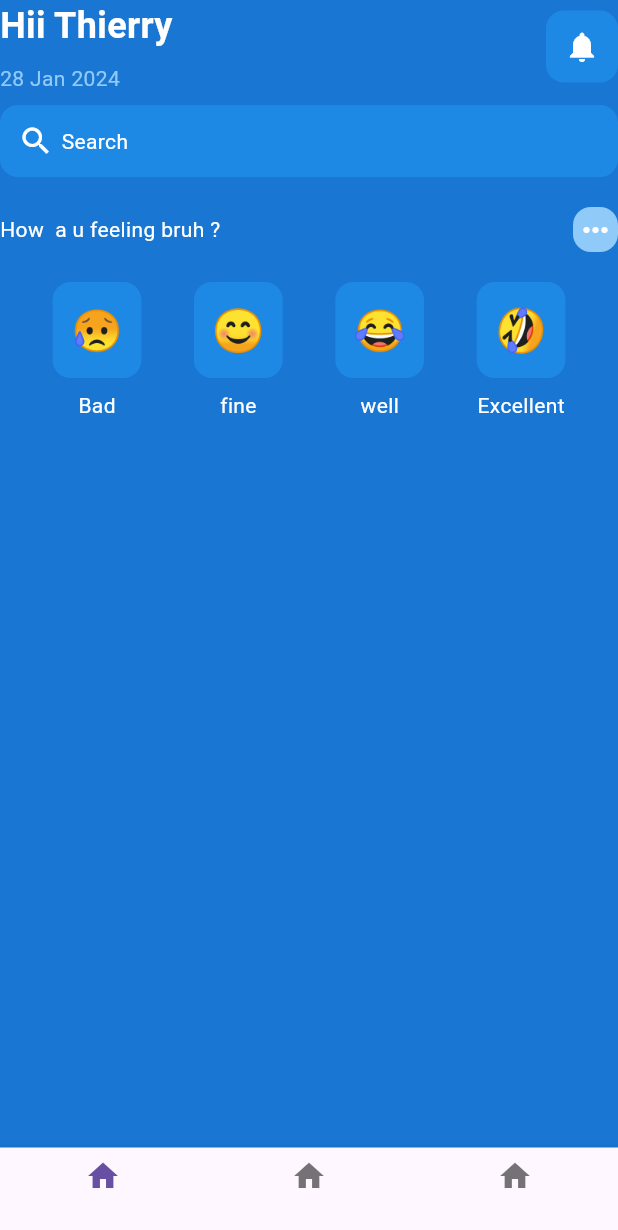
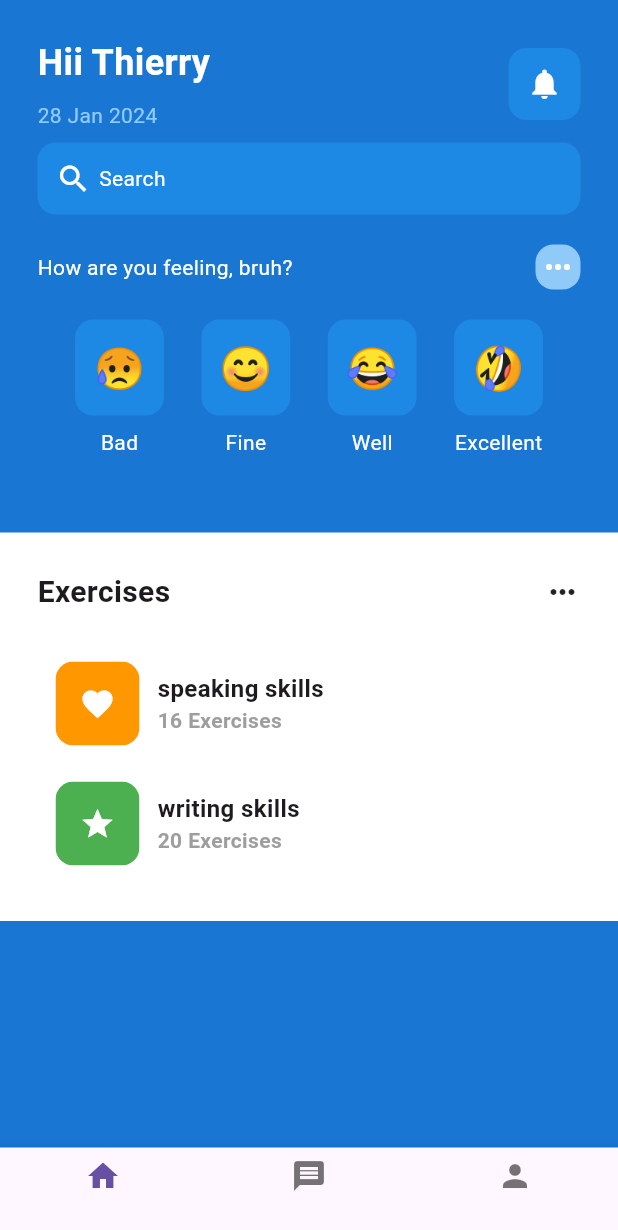
Before and after one commit to thierryrudaseswa/DRIBBLE-CLONE-APP, a Flutter app: the screen it shows after launch, on a phone screen of 412 x 824 dp. Shown: the top 1230 px of the screen. Run offline on Flutter 3.47's test engine with Material 3 defaults, Android fonts, the phone set to English and light mode, and no system bars.

Commit message:
The dribble clone app for fighting against depression

```diff
--- a/lib/Pages/Home_Page.dart
+++ b/lib/Pages/Home_Page.dart
@@ -1,9 +1,9 @@
-import 'package:dribble/main.dart';
+import 'package:dribble/util/exercise_tile.dart';
 import 'package:flutter/material.dart';
-import 'package:dribble/util/emoticon_face.dart';
+import 'package:dribble/util/emoticon_face.dart'; // Import the file where EmotionFace is defined
 
 class HomePage extends StatefulWidget {
-  const HomePage({super.key});
+  const HomePage({Key? key}) : super(key: key); // Corrected the constructor
 
   @override
   State<HomePage> createState() => _HomePageState();
@@ -14,28 +14,26 @@ class _HomePageState extends State<HomePage> {
   Widget build(BuildContext context) {
     return Scaffold(
       backgroundColor: Colors.blue[700],
-      bottomNavigationBar: BottomNavigationBar(items: [
-        BottomNavigationBarItem(icon: Icon(Icons.home),label: ''),
-         BottomNavigationBarItem(icon: Icon(Icons.home),label: ''),
-          BottomNavigationBarItem(icon: Icon(Icons.home),label: ''),
-      ],),
-
+      bottomNavigationBar: BottomNavigationBar(
+        items: [
+          BottomNavigationBarItem(icon: Icon(Icons.home), label: ''),
+          BottomNavigationBarItem(icon: Icon(Icons.message), label: ''),
+          BottomNavigationBarItem(icon: Icon(Icons.person), label: ''),
+        ],
+      ),
       body: SafeArea(
-        child: Column(children: [
-
-          //greating
+        child: SingleChildScrollView(
+          child: Column(
+            crossAxisAlignment: CrossAxisAlignment.stretch,
+            children: [
               Container(
-            decoration: BoxDecoration(
-
-
-            ),
-
-
-
-            child: Row(
+                padding: EdgeInsets.symmetric(vertical: 25, horizontal: 25),
+                color: Colors.blue[700],
+                child: Column(
+                  children: [
+                    Row(
                       mainAxisAlignment: MainAxisAlignment.spaceBetween,
                       children: [
-                //hiii
                         Column(
                           mainAxisAlignment: MainAxisAlignment.start,
                           crossAxisAlignment: CrossAxisAlignment.start,
@@ -59,37 +57,25 @@ class _HomePageState extends State<HomePage> {
                             ),
                           ],
                         ),
-
-
-                //notification
-
                         Container(
                           decoration: BoxDecoration(
                               color: Colors.blue[600],
-                    borderRadius: BorderRadius.circular(12)
-                  ),
+                              borderRadius: BorderRadius.circular(12)),
                           padding: EdgeInsets.all(12),
                           child: Icon(
                             Icons.notifications,
                             color: Colors.white,
                           ),
                         )
-
-
                       ],
-            ),
                     ),
                     SizedBox(
                       height: 8,
                     ),
-
-          //search
-
                     Container(
                       decoration: BoxDecoration(
                           color: Colors.blue[600],
-              borderRadius: BorderRadius.circular(12)
-            ),
+                          borderRadius: BorderRadius.circular(12)),
                       padding: EdgeInsets.all(12),
                       child: Row(
                         children: [
@@ -102,14 +88,10 @@ class _HomePageState extends State<HomePage> {
                           ),
                           Text(
                             'Search',
-                  style: TextStyle(
-                    color: Colors.white
-                  ),
-
+                            style: TextStyle(color: Colors.white),
                           )
                         ],
                       ),
-
                     ),
                     SizedBox(
                       height: 20,
@@ -118,31 +100,24 @@ class _HomePageState extends State<HomePage> {
                       mainAxisAlignment: MainAxisAlignment.spaceBetween,
                       children: [
                         Text(
-              'How  a u feeling bruh ?',
-              style: TextStyle(
-                color: Colors.white
-              ),
+                          'How are you feeling, bruh?',
+                          style: TextStyle(color: Colors.white),
                         ),
                         Container(
                           decoration: BoxDecoration(
                               color: Colors.blue[200],
-                        borderRadius:BorderRadius.circular(12)
-                ),
+                              borderRadius: BorderRadius.circular(12)),
                           padding: EdgeInsets.all(3),
-                child: Icon(
-                  Icons.more_horiz,
-                  color: Colors.white
-                ),
+                          child: Icon(Icons.more_horiz, color: Colors.white),
                         )
                       ],
                     ),
                     SizedBox(
                       height: 20,
                     ),
-
                     Row(
                       mainAxisAlignment: MainAxisAlignment.spaceEvenly,
-            children:[
+                      children: [
                         Column(
                           children: [
                             EmotionFace(emoticonFace: '😥'),
@@ -151,9 +126,8 @@ class _HomePageState extends State<HomePage> {
                             ),
                             Text(
                               'Bad',
-                    style: TextStyle(
-                      color: Colors.white
-                    ),)
+                              style: TextStyle(color: Colors.white),
+                            )
                           ],
                         ),
                         Column(
@@ -163,10 +137,9 @@ class _HomePageState extends State<HomePage> {
                               height: 8,
                             ),
                             Text(
-                    'fine',
-                    style: TextStyle(
-                      color: Colors.white
-                    ),)
+                              'Fine',
+                              style: TextStyle(color: Colors.white),
+                            )
                           ],
                         ),
                         Column(
@@ -176,10 +149,9 @@ class _HomePageState extends State<HomePage> {
                               height: 8,
                             ),
                             Text(
-                    'well',
-                    style: TextStyle(
-                      color: Colors.white
-                    ),)
+                              'Well',
+                              style: TextStyle(color: Colors.white),
+                            )
                           ],
                         ),
                         Column(
@@ -190,21 +162,62 @@ class _HomePageState extends State<HomePage> {
                             ),
                             Text(
                               'Excellent',
-                    style: TextStyle(
-                      color: Colors.white
-                    ),)
+                              style: TextStyle(color: Colors.white),
+                            )
                           ],
                         ),
-
-            ],)
-
-
-
-
-
-
-
-        ]),
+                      ],
+                    ),
+                  ],
+                ),
+              ),
+              SizedBox(
+                height: 25,
+              ),
+              Container(
+                padding: EdgeInsets.all(25),
+                color: Colors.white,
+                child: Column(
+                  children: [
+                    Row(
+                      mainAxisAlignment: MainAxisAlignment.spaceBetween,
+                      children: [
+                        Text(
+                          'Exercises',
+                          style: TextStyle(
+                            fontWeight: FontWeight.bold,
+                            fontSize: 20,
+                          ),
+                        ),
+                        Icon(Icons.more_horiz),
+                      ],
+                    ),
+                    SizedBox(
+                      height: 20,
+                    ),
+                    Column(
+                      children: [
+                        ExerciseTile(
+                          icon: Icons.favorite,
+                          exerciseName: 'speaking skills',
+                          numberOfExercise: 16,
+                          color: Colors.orange,
+                        ),
+                        ExerciseTile(
+                          icon: Icons.star,
+                          exerciseName: 'writing skills',
+                          numberOfExercise: 20,
+                          color: Colors.green,
+                        ),
+                        // Add more ExerciseTile widgets here as needed
+                      ],
+                    ),
+                  ],
+                ),
+              ),
+            ],
+          ),
+        ),
       ),
     );
   }
--- /dev/null
+++ b/lib/util/exercise_tile.dart
@@ -0,0 +1,68 @@
+import 'package:flutter/material.dart';
+
+class ExerciseTile extends StatelessWidget {
+  final icon;
+  final String exerciseName;
+  final int numberOfExercise;
+ final color;
+
+  const ExerciseTile({
+    Key? key,
+    required this.icon,
+    required this.exerciseName,
+     required this.numberOfExercise,
+     required this.color,
+
+    }) : super(key: key);
+
+  @override
+  Widget build(BuildContext context) {
+    return Padding(
+      padding: const EdgeInsets.all(12.0),
+      child: Container(
+        decoration: BoxDecoration(
+          color: Colors.white,
+          borderRadius: BorderRadius.circular(16),
+        ),
+        child: Row(
+          children: [
+            ClipRRect(
+              borderRadius: BorderRadius.circular(12),
+              child: Container(
+                padding: EdgeInsets.all(16),
+                color: color,
+                child: Icon(
+                  icon,
+                  color: Colors.white,
+                ),
+              ),
+            ),
+            SizedBox(
+              width: 12,
+            ),
+            Column(
+              crossAxisAlignment: CrossAxisAlignment.start,
+              children: [
+                Text(
+                 exerciseName,
+                  style: TextStyle(
+                    fontWeight: FontWeight.bold,
+                    fontSize: 16,
+                  ),
+                ),
+                Text(
+                   numberOfExercise.toString()+' Exercises',
+                  style: TextStyle(
+                    fontWeight: FontWeight.bold,
+                    color: Colors.grey,
+                    fontSize: 14,
+                  ),
+                )
+              ],
+            ),
+          ],
+        ),
+      ),
+    );
+  }
+}
```
Also changed, not shown: public/fonts/fa-brands-400.svg (added), public/fonts/fa-brands-400.ttf (added), public/fonts/fa-regular-400.svg (added), public/fonts/fa-regular-400.ttf (added), public/fonts/fa-solid-900.svg (added), public/fonts/fa-solid-900.ttf (added), 12 other files. Lines whose indentation alone changed are shown as unchanged.
